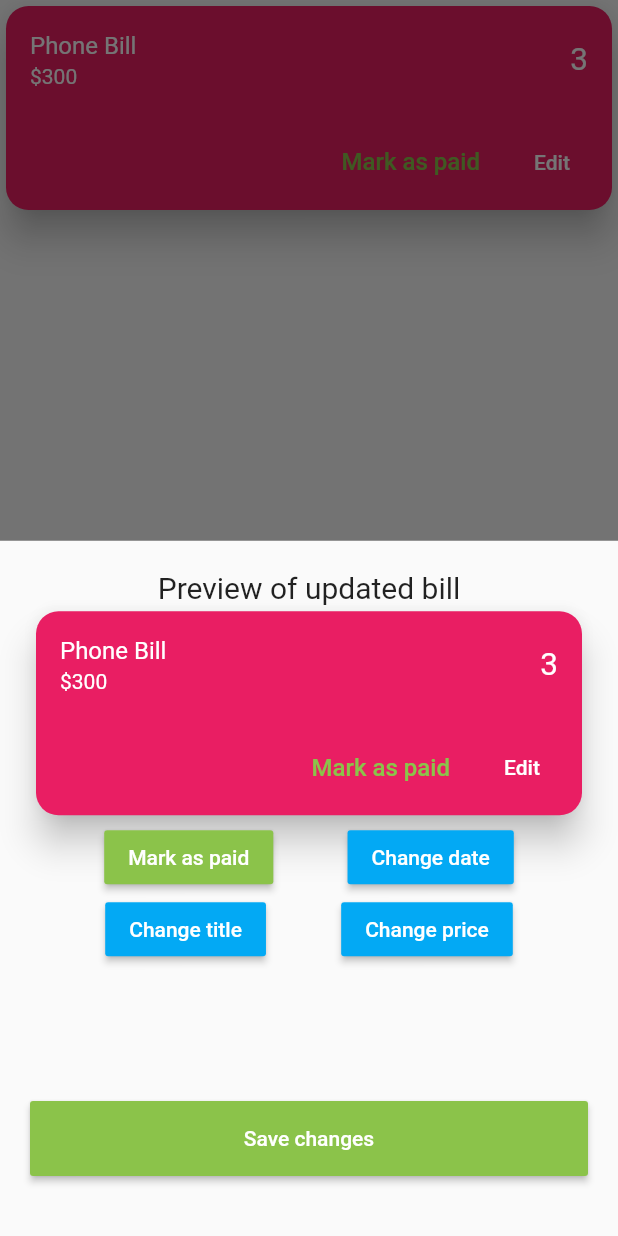
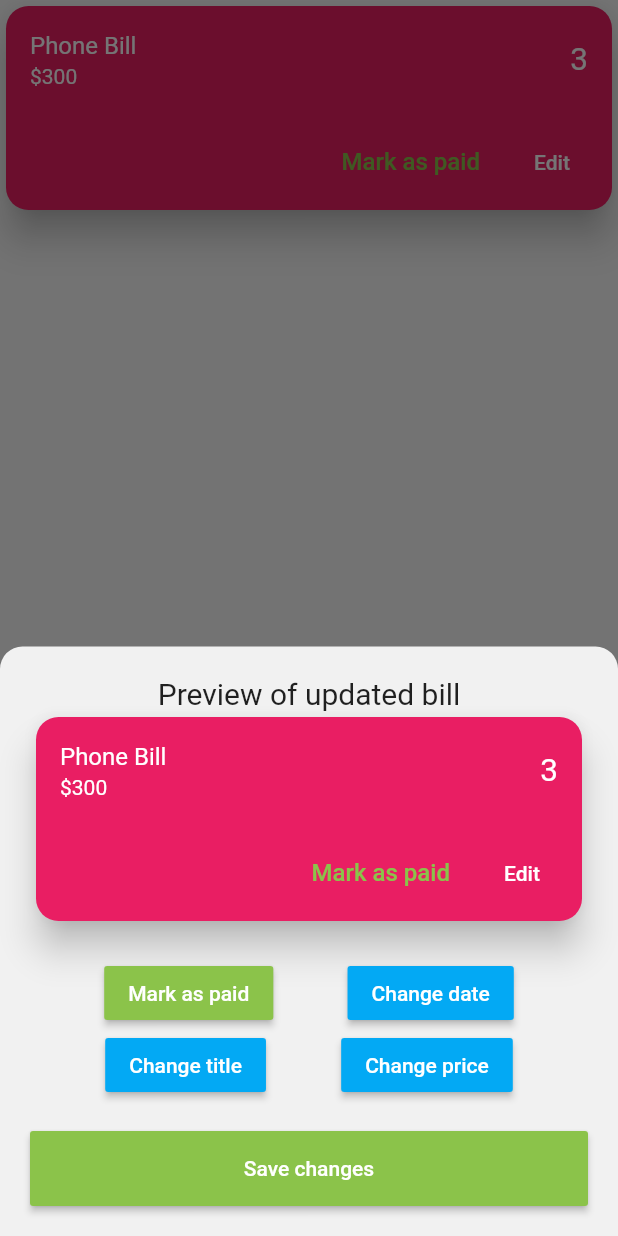
Before and after one commit to JDrechsler/bills-app-flutter, a Flutter app: the BillsCard widget shown alone on an empty page, opened directly with sample values from the repository, after a tap on "Edit", on a phone screen of 412 x 824 dp. Run offline on Flutter 3.47's test engine with Material 2 defaults, Android fonts, the light colour scheme and no system bars; our stand-ins replace cloud_firestore, firebase_auth; missing offline and left inert: cloud_firestore_web, firebase_auth_web, firebase_core_web; accounts and stored records are empty.

Commit message:
Fixed overflow on bottom sheets

```diff
--- a/lib/screens/addBillScreen.dart
+++ b/lib/screens/addBillScreen.dart
@@ -46,9 +46,8 @@ class AddBillScreen extends StatelessWidget {
               decoration: InputDecoration(labelText: 'Enter bill due date'),
               keyboardType: TextInputType.number,
             ),
-            Expanded(child: SizedBox()),
             Padding(
-              padding: const EdgeInsets.only(bottom: 20),
+              padding: EdgeInsets.only(top: 20),
               child: SizedBox(
                 width: double.infinity,
                 height: 50,
--- a/lib/screens/editBillScreen.dart
+++ b/lib/screens/editBillScreen.dart
@@ -29,6 +29,10 @@ class EditBillScreen extends StatelessWidget {
             IgnorePointer(
               child: BillsCard(bill: dataStore.updatedBill),
             ),
+            Padding(
+              padding: EdgeInsets.only(top: 20, bottom: 20),
+              child: Column(
+                children: [
                   Row(
                     mainAxisAlignment: MainAxisAlignment.spaceEvenly,
                     children: <Widget>[
@@ -36,7 +40,8 @@ class EditBillScreen extends StatelessWidget {
                           ? RaisedButton(
                               color: Colors.pink,
                               onPressed: () async {
-                          dataStore.markBillAsUnpaid(dataStore.updatedBill);
+                                dataStore
+                                    .markBillAsUnpaid(dataStore.updatedBill);
                                 print(dataStore.updatedBill.uuid);
                               },
                               child: Text(
@@ -101,8 +106,8 @@ class EditBillScreen extends StatelessWidget {
                                 FlatButton(
                                   onPressed: () {
                                     Navigator.of(context).pop();
-                              dataStore.setTitle(
-                                  dataStore.updatedBill, dataStore.newTitle);
+                                    dataStore.setTitle(dataStore.updatedBill,
+                                        dataStore.newTitle);
                                   },
                                   child: Text("Save"),
                                 ),
@@ -126,7 +131,8 @@ class EditBillScreen extends StatelessWidget {
                               content: TextField(
                                 keyboardType: TextInputType.number,
                                 controller: TextEditingController(
-                              text: dataStore.updatedBill.amount.toString()),
+                                    text: dataStore.updatedBill.amount
+                                        .toString()),
                                 onChanged: (String value) {
                                   dataStore.newAmount = int.parse(value);
                                 },
@@ -141,8 +147,8 @@ class EditBillScreen extends StatelessWidget {
                                 FlatButton(
                                   onPressed: () {
                                     Navigator.of(context).pop();
-                              dataStore.setAmount(
-                                  dataStore.updatedBill, dataStore.newAmount);
+                                    dataStore.setAmount(dataStore.updatedBill,
+                                        dataStore.newAmount);
                                   },
                                   child: Text("Save"),
                                 ),
@@ -158,10 +164,10 @@ class EditBillScreen extends StatelessWidget {
                       ),
                     ],
                   ),
-            Expanded(child: SizedBox()),
-            Padding(
-              padding: const EdgeInsets.only(bottom: 20),
-              child: SizedBox(
+                ],
+              ),
+            ),
+            SizedBox(
               width: double.infinity,
               height: 50,
               child: RaisedButton(
@@ -178,7 +184,6 @@ class EditBillScreen extends StatelessWidget {
                   style: TextStyle(color: Colors.white),
                 ),
               ),
-              ),
             )
           ],
         ),
--- a/lib/widgets/billCard.dart
+++ b/lib/widgets/billCard.dart
@@ -59,8 +59,17 @@ class BillsCard extends StatelessWidget {
                   dataStore.setPreviewUpdatedBill(bill);
                   showModalBottomSheet(
                     context: context,
-                    builder: (context) => EditBillScreen(
-                      billCurrent: bill,
+                    backgroundColor: Colors.white.withOpacity(0.9),
+                    shape: RoundedRectangleBorder(
+                        borderRadius:
+                            BorderRadius.vertical(top: Radius.circular(15.0))),
+                    isScrollControlled: true,
+                    builder: (context) => SingleChildScrollView(
+                      child: Container(
+                        padding: EdgeInsets.only(
+                            bottom: MediaQuery.of(context).viewInsets.bottom),
+                        child: EditBillScreen(),
+                      ),
                     ),
                   );
                 },
```
Also changed, not shown: lib/pages/billsPage.dart (+12 -1 lines). Lines whose indentation alone changed are shown as unchanged.
